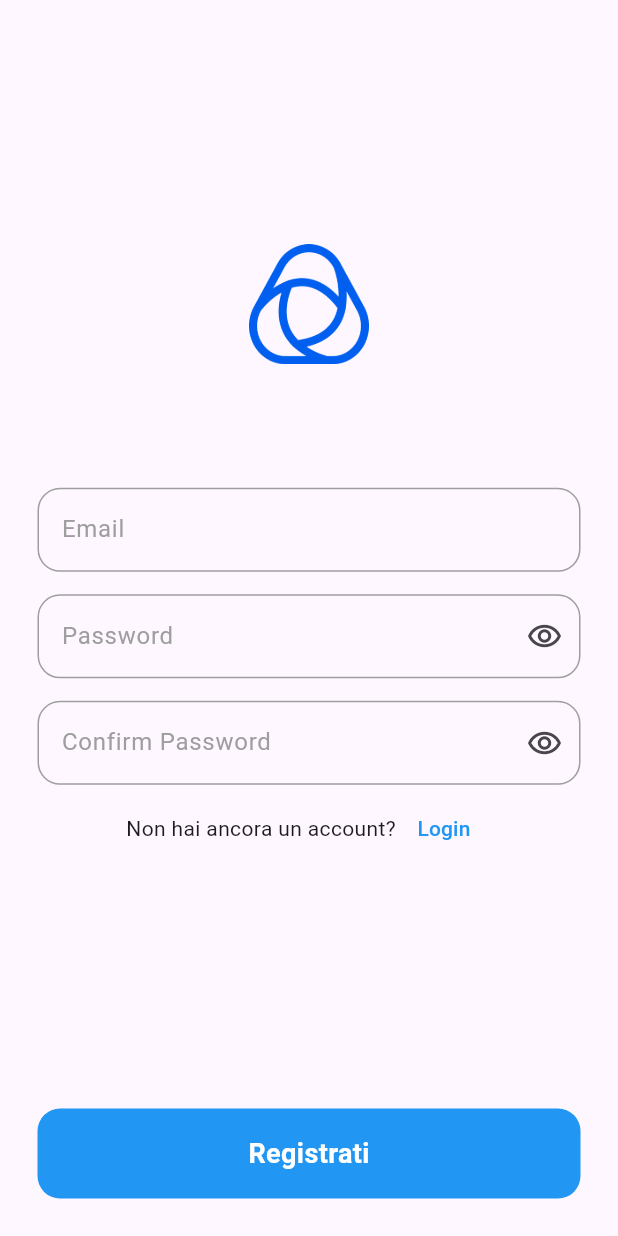
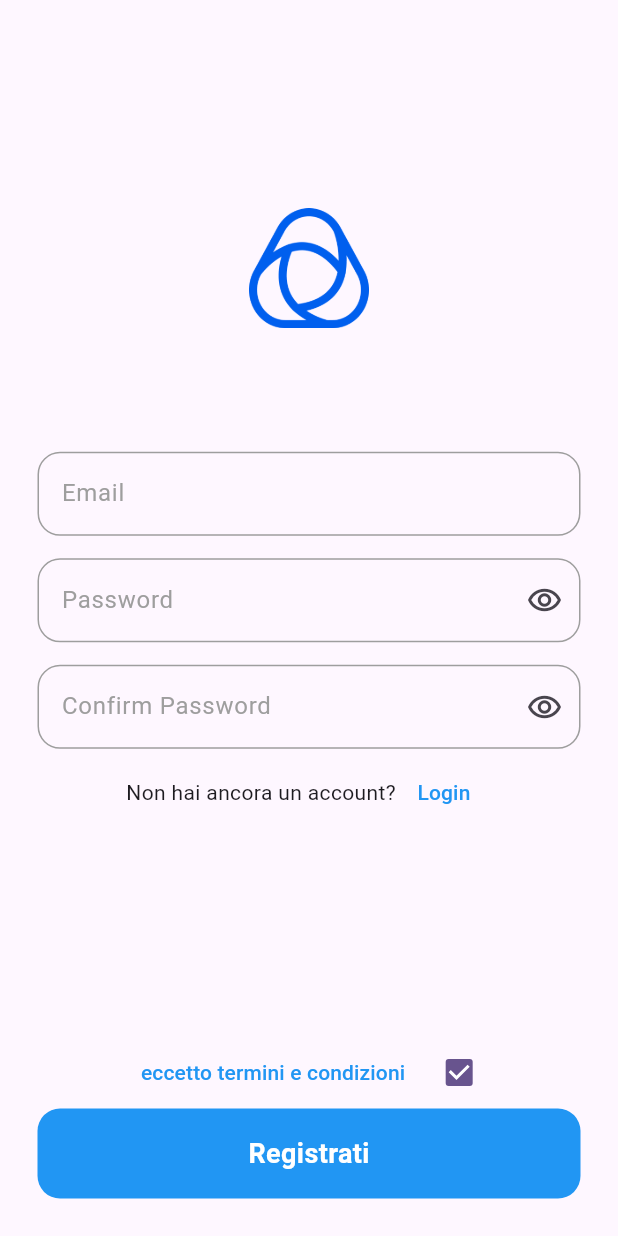
Before and after one commit to fahadyousafxi/usmanfluttertask, a Flutter app: the RegisterPage screen opened directly, on a phone screen of 412 x 824 dp. Run offline on Flutter 3.47's test engine with Material 2 defaults, Android fonts, the light colour scheme and no system bars; our stand-ins replace get.

Commit message:
commit no# 6

```diff
--- a/lib/ui/register_page.dart
+++ b/lib/ui/register_page.dart
@@ -53,16 +53,42 @@ class _RegisterPageState extends State<RegisterPage> {
                         ),
                       )
                     ],
-                  )
+                  ),
                 ],
               ),
             ),
           ),
         ),
       ),
-      bottomNavigationBar: const BigButton(
-        txt: 'Registrati',
+      bottomNavigationBar: Column(
+        mainAxisSize: MainAxisSize.min,
+        children: [
+          Row(
+            mainAxisAlignment: MainAxisAlignment.center,
+            children: [
+              TextButton(
+                onPressed: () {},
+                child: const Text(
+                  'eccetto termini e condizioni',
+                  style: TextStyle(color: Colors.blue),
+                ),
+              ),
+              Checkbox(
+                  value: check,
+                  onChanged: (value) {
+                    setState(() {
+                      check = value!;
+                    });
+                  })
+            ],
+          ),
+          const BigButton(
+            txt: 'Registrati',
+          ),
+        ],
       ),
     );
   }
+
+  bool check = true;
 }
```
